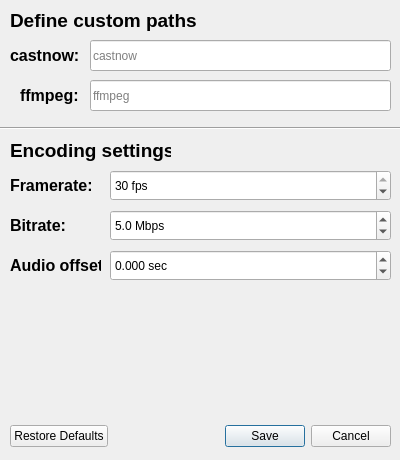
Qt form src/configwindow.ui (Rafostar/castnow-gui) before a commit.
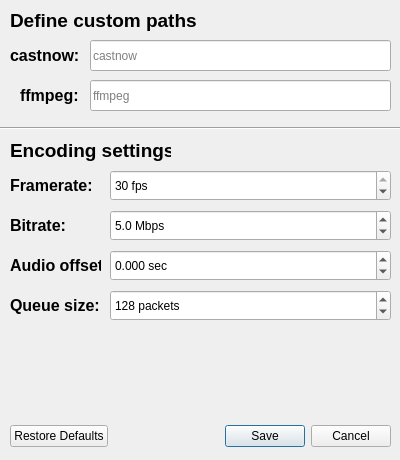
The same form after that commit.

Commit message: Add more options and tips on mouse hover

Diff of the .ui file:
```diff
--- a/src/configwindow.ui
+++ b/src/configwindow.ui
@@ -324,6 +324,51 @@
    </property>
    <property name="singleStep">
     <double>0.025000000000000</double>
+   </property>
+   <property name="value">
+    <double>0.000000000000000</double>
+   </property>
+  </widget>
+  <widget class="QLabel" name="queueSizeLabel">
+   <property name="geometry">
+    <rect>
+     <x>10</x>
+     <y>290</y>
+     <width>91</width>
+     <height>31</height>
+    </rect>
+   </property>
+   <property name="font">
+    <font>
+     <pointsize>12</pointsize>
+     <weight>75</weight>
+     <bold>true</bold>
+    </font>
+   </property>
+   <property name="text">
+    <string>Queue size:</string>
+   </property>
+  </widget>
+  <widget class="QSpinBox" name="spinBoxQueueSize">
+   <property name="geometry">
+    <rect>
+     <x>110</x>
+     <y>290</y>
+     <width>281</width>
+     <height>31</height>
+    </rect>
+   </property>
+   <property name="suffix">
+    <string> packets</string>
+   </property>
+   <property name="minimum">
+    <number>1</number>
+   </property>
+   <property name="maximum">
+    <number>99999</number>
+   </property>
+   <property name="value">
+    <number>128</number>
    </property>
   </widget>
  </widget>
```
Left out of the diff: 9 changed lines with no effect on the pictures.
